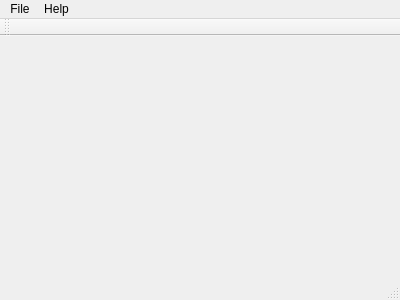
npruehs/tome-editor, file Source/Tome/mainwindow.ui: the form before one commit.
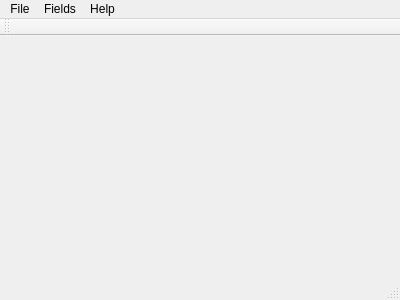
The form after the commit.

Commit message: ADDED: Fields - Field definition overview window.

```diff
--- a/Source/Tome/mainwindow.ui
+++ b/Source/Tome/mainwindow.ui
@@ -40,7 +40,14 @@
     </property>
     <addaction name="actionAbout"/>
    </widget>
+   <widget class="QMenu" name="menuFields">
+    <property name="title">
+     <string>Fields</string>
+    </property>
+    <addaction name="actionField_Definions"/>
+   </widget>
    <addaction name="menuFile"/>
+   <addaction name="menuFields"/>
    <addaction name="menuHelp"/>
   </widget>
   <widget class="QToolBar" name="mainToolBar">
```
Left out of the diff: 5 changed lines with no effect on the pictures. The commit also changes 14 other files.
